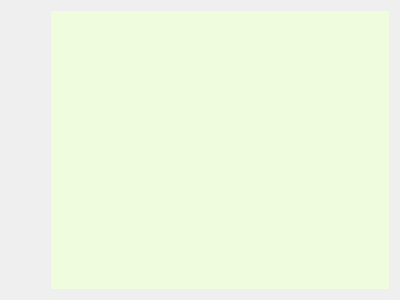
Qt form UserMessageItemWidget.ui (asianirish/AI-Ronaut) before a commit.
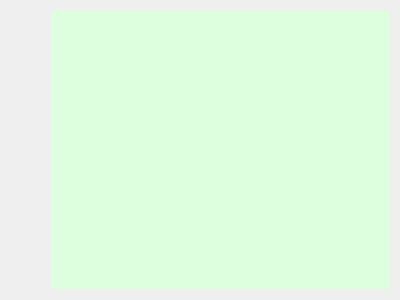
The same form after that commit. Custom widgets are drawn as their Qt base class.

Commit message: modiyf design

```diff
--- a/UserMessageItemWidget.ui
+++ b/UserMessageItemWidget.ui
@@ -32,7 +32,7 @@
       </size>
      </property>
      <property name="styleSheet">
-      <string notr="true">background-color: #EFFDDE;</string>
+      <string notr="true">background-color: rgba(222, 255, 222, 255);</string>
      </property>
      <property name="frameShape">
       <enum>QFrame::NoFrame</enum>
```
The commit also changes 3 other files.
